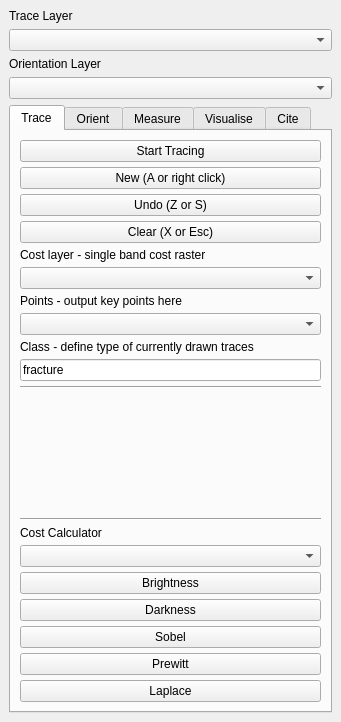
The window that geo_trace/geo_trace_dockwidget_base.ui (RichardQZeng/ForestLines) describes before a commit, drawn with Qt 5.
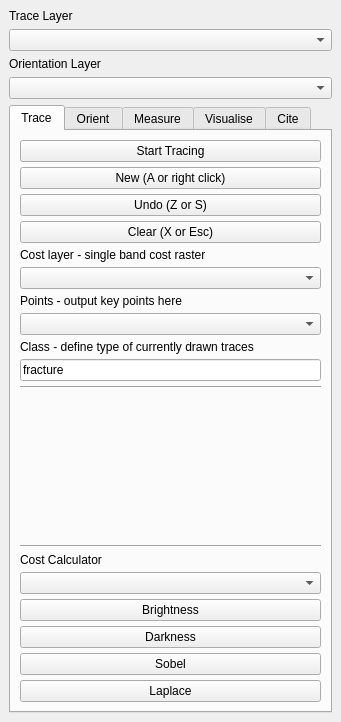
The same window after the commit. Custom widgets are drawn as their Qt base class.

```diff
--- a/geo_trace/geo_trace_dockwidget_base.ui
+++ b/geo_trace/geo_trace_dockwidget_base.ui
@@ -197,16 +197,6 @@
           </property>
          </widget>
         </item>
-        <item>
-         <widget class="QPushButton" name="cc_prewitt">
-          <property name="toolTip">
-           <string>Follow edges using Prewitt gradient filter</string>
-          </property>
-          <property name="text">
-           <string>Prewitt</string>
-          </property>
-         </widget>
-        </item>
         <item>
          <widget class="QPushButton" name="cc_laplace">
           <property name="toolTip">
```
